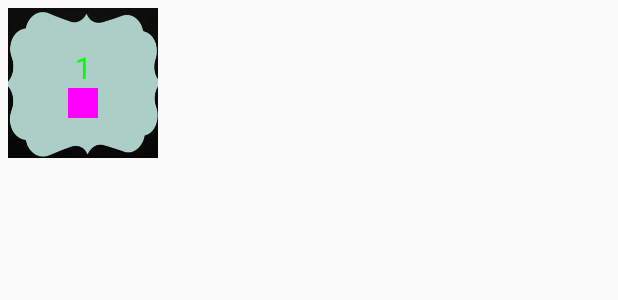
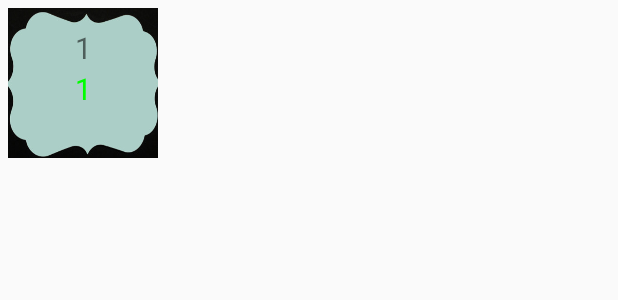
Before and after one commit to nayan5565/UpdatedGame, an Android app: the layout row_image.xml on its own in the app's theme, with its tools: preview values and no code run, on a phone screen of 412 x 824 dp. Shown: the top 300 px of the screen. Run offline under Robolectric (Android 15) with nearby library versions, the light colour scheme and no system bars.

Commit message:
little changed UI

```diff
--- a/app/src/main/java/com/example/nayan/game3/activity/LevelActivity.java
+++ b/app/src/main/java/com/example/nayan/game3/activity/LevelActivity.java
@@ -93,7 +93,7 @@ public class LevelActivity extends AppCompatActivity implements View.OnClickList
 
     public void init() {
         database = new MyDatabase(this);
-//        textView = (TextView) findViewById(R.id.tct);
+        textView = (TextView) findViewById(R.id.tct);
 
 
         recyclerView = (RecyclerView) findViewById(R.id.recycler);
--- a/app/src/main/res/layout/open_activity.xml
+++ b/app/src/main/res/layout/open_activity.xml
@@ -8,6 +8,7 @@
     <include
 
         layout="@layout/app_bar" />
+
 
     <android.support.v4.widget.DrawerLayout xmlns:android="http://schemas.android.com/apk/res/android"
         android:id="@+id/drawer"
--- a/app/src/main/res/layout/row_image.xml
+++ b/app/src/main/res/layout/row_image.xml
@@ -12,15 +12,21 @@
        android:layout_width="match_parent"
        android:layout_height="wrap_content"
        android:gravity="center"
-       android:textColor="#0f0"
        android:textSize="20dp"
        android:text="1"/>
+    <TextView
+        android:id="@+id/txtPoint"
+        android:layout_width="match_parent"
+        android:layout_height="wrap_content"
+        android:gravity="center"
+        android:textColor="#0f0"
+        android:textSize="20dp"
+        android:text="1"/>
 
   <ImageView
       android:id="@+id/imgStar"
       android:layout_width="20dp"
-      android:layout_height="20dp"
-      android:background="#f0f"/>
+      android:layout_height="20dp"/>
 
 
 </LinearLayout>
```
Also changed, not shown: app/src/main/java/com/example/nayan/game3/activity/OpenActivity.java (+14 -11 lines), app/src/main/java/com/example/nayan/game3/adapter/LevelAdapter.java (+4 -3 lines), app/src/main/res/layout/level_activity.xml (+7 -7 lines).
